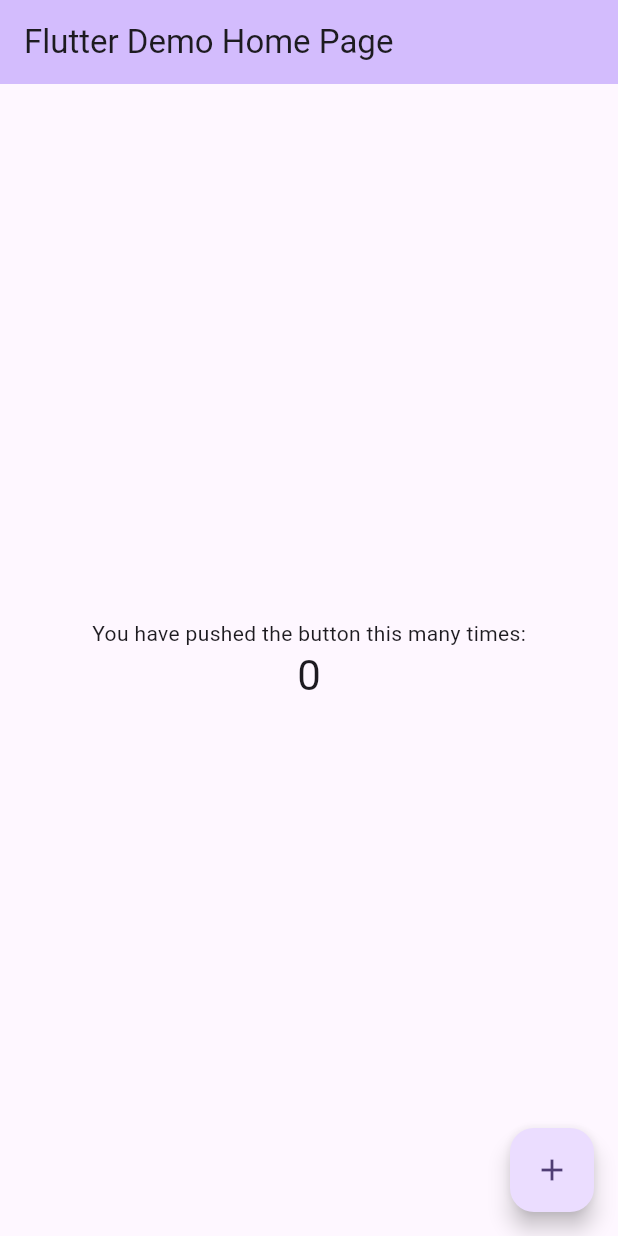
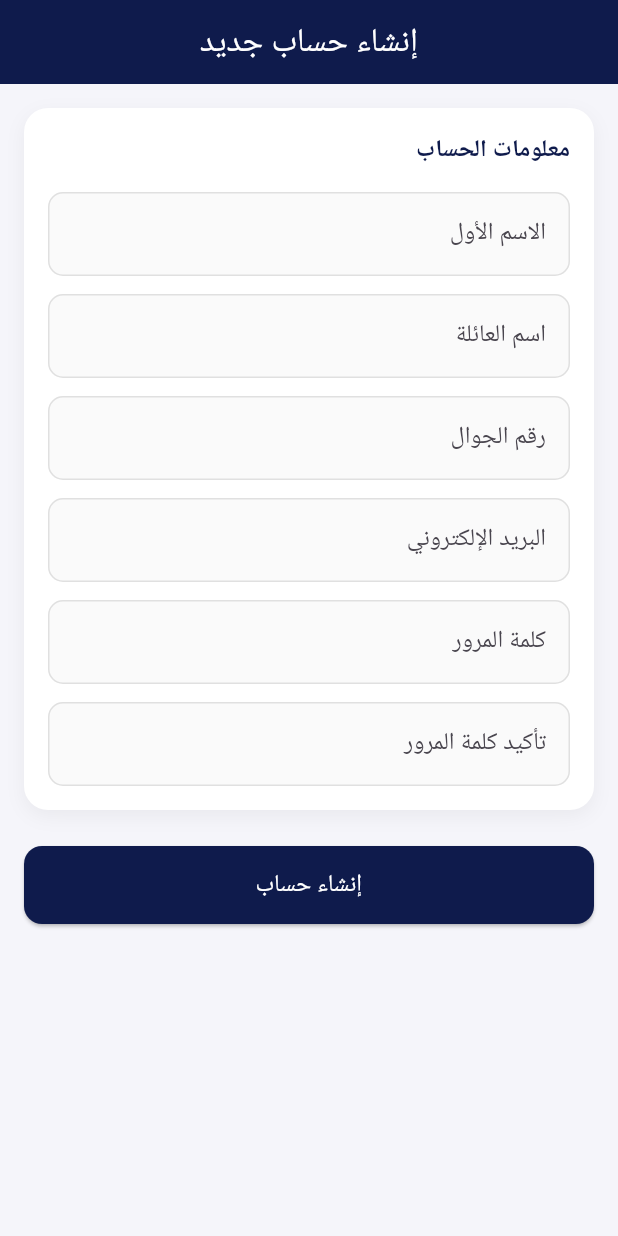
Before and after one commit to reemaz-1/Seer-, a Flutter app: the screen it shows after launch, on a phone screen of 412 x 824 dp. Run offline on Flutter 3.47's test engine with Material 3 defaults, Android fonts, the light colour scheme and no system bars; our stand-ins replace cloud_firestore, firebase_auth, firebase_core; missing offline and left inert: firebase_app_check; accounts and stored records are empty.

Commit message:
Merge d-mu's customer registration screen (Firebase Auth, Firestore, Arabic support) into monorepo structure

```diff
--- a/customer/lib/main.dart
+++ b/customer/lib/main.dart
@@ -1,126 +1,40 @@
 import 'package:flutter/material.dart';
+import 'package:flutter_localizations/flutter_localizations.dart';
 import 'package:firebase_core/firebase_core.dart';
+import 'package:firebase_app_check/firebase_app_check.dart';
 import 'firebase_options.dart';
+import 'screens/customer_registration_screen.dart';
 
 void main() async {
   WidgetsFlutterBinding.ensureInitialized();
-  await Firebase.initializeApp(options: DefaultFirebaseOptions.currentPlatform);
+  await Firebase.initializeApp(
+    options: DefaultFirebaseOptions.currentPlatform,
+  );
+  await FirebaseAppCheck.instance.activate(
+    androidProvider: AndroidProvider.debug,
+  );
   runApp(const MyApp());
 }
 
 class MyApp extends StatelessWidget {
   const MyApp({super.key});
 
-  // This widget is the root of your application.
   @override
   Widget build(BuildContext context) {
     return MaterialApp(
-      title: 'Flutter Demo',
+      debugShowCheckedModeBanner: false,
+      title: 'سير',
+      locale: const Locale('ar'),
+      supportedLocales: const [Locale('ar')],
+      localizationsDelegates: const [
+        GlobalMaterialLocalizations.delegate,
+        GlobalWidgetsLocalizations.delegate,
+        GlobalCupertinoLocalizations.delegate,
+      ],
       theme: ThemeData(
-        // This is the theme of your application.
-        //
-        // TRY THIS: Try running your application with "flutter run". You'll see
-        // the application has a purple toolbar. Then, without quitting the app,
-        // try changing the seedColor in the colorScheme below to Colors.green
-        // and then invoke "hot reload" (save your changes or press the "hot
-        // reload" button in a Flutter-supported IDE, or press "r" if you used
-        // the command line to start the app).
-        //
-        // Notice that the counter didn't reset back to zero; the application
-        // state is not lost during the reload. To reset the state, use hot
-        // restart instead.
-        //
-        // This works for code too, not just values: Most code changes can be
-        // tested with just a hot reload.
-        colorScheme: .fromSeed(seedColor: Colors.deepPurple),
+        colorScheme: ColorScheme.fromSeed(seedColor: Colors.deepPurple),
       ),
-      home: const MyHomePage(title: 'Flutter Demo Home Page'),
+      home: const CustomerRegistrationScreen(),
     );
   }
 }
-
-class MyHomePage extends StatefulWidget {
-  const MyHomePage({super.key, required this.title});
-
-  // This widget is the home page of your application. It is stateful, meaning
-  // that it has a State object (defined below) that contains fields that affect
-  // how it looks.
-
-  // This class is the configuration for the state. It holds the values (in this
-  // case the title) provided by the parent (in this case the App widget) and
-  // used by the build method of the State. Fields in a Widget subclass are
-  // always marked "final".
-
-  final String title;
-
-  @override
-  State<MyHomePage> createState() => _MyHomePageState();
-}
-
-class _MyHomePageState extends State<MyHomePage> {
-  int _counter = 0;
-
-  void _incrementCounter() {
-    setState(() {
-      // This call to setState tells the Flutter framework that something has
-      // changed in this State, which causes it to rerun the build method below
-      // so that the display can reflect the updated values. If we changed
-      // _counter without calling setState(), then the build method would not be
-      // called again, and so nothing would appear to happen.
-      _counter++;
-    });
-  }
-
-  @override
-  Widget build(BuildContext context) {
-    // This method is rerun every time setState is called, for instance as done
-    // by the _incrementCounter method above.
-    //
-    // The Flutter framework has been optimized to make rerunning build methods
-    // fast, so that you can just rebuild anything that needs updating rather
-    // than having to individually change instances of widgets.
-    return Scaffold(
-      appBar: AppBar(
-        // TRY THIS: Try changing the color here to a specific color (to
-        // Colors.amber, perhaps?) and trigger a hot reload to see the AppBar
-        // change color while the other colors stay the same.
-        backgroundColor: Theme.of(context).colorScheme.inversePrimary,
-        // Here we take the value from the MyHomePage object that was created by
-        // the App.build method, and use it to set our appbar title.
-        title: Text(widget.title),
-      ),
-      body: Center(
-        // Center is a layout widget. It takes a single child and positions it
-        // in the middle of the parent.
-        child: Column(
-          // Column is also a layout widget. It takes a list of children and
-          // arranges them vertically. By default, it sizes itself to fit its
-          // children horizontally, and tries to be as tall as its parent.
-          //
-          // Column has various properties to control how it sizes itself and
-          // how it positions its children. Here we use mainAxisAlignment to
-          // center the children vertically; the main axis here is the vertical
-          // axis because Columns are vertical (the cross axis would be
-          // horizontal).
-          //
-          // TRY THIS: Invoke "debug painting" (choose the "Toggle Debug Paint"
-          // action in the IDE, or press "p" in the console), to see the
-          // wireframe for each widget.
-          mainAxisAlignment: .center,
-          children: [
-            const Text('You have pushed the button this many times:'),
-            Text(
-              '$_counter',
-              style: Theme.of(context).textTheme.headlineMedium,
-            ),
-          ],
-        ),
-      ),
-      floatingActionButton: FloatingActionButton(
-        onPressed: _incrementCounter,
-        tooltip: 'Increment',
-        child: const Icon(Icons.add),
-      ),
-    );
-  }
-}
--- /dev/null
+++ b/customer/lib/screens/customer_registration_screen.dart
@@ -0,0 +1,294 @@
+import 'package:flutter/material.dart';
+import 'package:firebase_auth/firebase_auth.dart';
+import 'package:cloud_firestore/cloud_firestore.dart';
+
+class CustomerRegistrationScreen extends StatefulWidget {
+  const CustomerRegistrationScreen({super.key});
+
+  @override
+  State<CustomerRegistrationScreen> createState() =>
+      _CustomerRegistrationScreenState();
+}
+
+class _CustomerRegistrationScreenState
+    extends State<CustomerRegistrationScreen> {
+  final _formKey = GlobalKey<FormState>();
+
+  final TextEditingController _firstNameController = TextEditingController();
+  final TextEditingController _lastNameController = TextEditingController();
+  final TextEditingController _emailController = TextEditingController();
+  final TextEditingController _phoneController = TextEditingController();
+  final TextEditingController _passwordController = TextEditingController();
+  final TextEditingController _confirmPasswordController =
+      TextEditingController();
+
+  bool _isLoading = false;
+
+  static const Color navy = Color(0xFF0F1B4C);
+
+  @override
+  void dispose() {
+    _firstNameController.dispose();
+    _lastNameController.dispose();
+    _emailController.dispose();
+    _phoneController.dispose();
+    _passwordController.dispose();
+    _confirmPasswordController.dispose();
+    super.dispose();
+  }
+
+  Future<void> _submitForm() async {
+    if (!_formKey.currentState!.validate()) {
+      return;
+    }
+
+    setState(() {
+      _isLoading = true;
+    });
+
+    try {
+      final UserCredential userCredential =
+          await FirebaseAuth.instance.createUserWithEmailAndPassword(
+        email: _emailController.text.trim(),
+        password: _passwordController.text,
+      );
+
+      await userCredential.user!.sendEmailVerification();
+
+      await FirebaseFirestore.instance
+          .collection('customers')
+          .doc(userCredential.user!.uid)
+          .set({
+        'firstName': _firstNameController.text.trim(),
+        'lastName': _lastNameController.text.trim(),
+        'email': _emailController.text.trim(),
+        'phone': _phoneController.text.trim(),
+        'createdAt': FieldValue.serverTimestamp(),
+      });
+
+      if (!mounted) return;
+
+      ScaffoldMessenger.of(context).showSnackBar(
+        const SnackBar(
+          content: Text('تم إنشاء الحساب! الرجاء التحقق من بريدك الإلكتروني.'),
+        ),
+      );
+    } on FirebaseAuthException catch (e) {
+      String message = 'حدث خطأ ما. الرجاء المحاولة مرة أخرى.';
+      if (e.code == 'email-already-in-use') {
+        message = 'هذا البريد الإلكتروني مسجل مسبقًا.';
+      } else if (e.code == 'weak-password') {
+        message = 'كلمة المرور ضعيفة جدًا.';
+      } else if (e.code == 'invalid-email') {
+        message = 'الرجاء إدخال بريد إلكتروني صحيح.';
+      }
+
+      if (!mounted) return;
+      ScaffoldMessenger.of(context).showSnackBar(
+        SnackBar(content: Text(message)),
+      );
+    } catch (e) {
+      if (!mounted) return;
+      ScaffoldMessenger.of(context).showSnackBar(
+        const SnackBar(content: Text('حدث خطأ ما. الرجاء المحاولة مرة أخرى.')),
+      );
+    } finally {
+      if (mounted) {
+        setState(() {
+          _isLoading = false;
+        });
+      }
+    }
+  }
+
+  InputDecoration _fieldDecoration(String label) {
+    return InputDecoration(
+      labelText: label,
+      filled: true,
+      fillColor: Colors.grey.shade50,
+      border: OutlineInputBorder(
+        borderRadius: BorderRadius.circular(10),
+        borderSide: BorderSide(color: Colors.grey.shade300),
+      ),
+      enabledBorder: OutlineInputBorder(
+        borderRadius: BorderRadius.circular(10),
+        borderSide: BorderSide(color: Colors.grey.shade300),
+      ),
+      focusedBorder: OutlineInputBorder(
+        borderRadius: BorderRadius.circular(10),
+        borderSide: const BorderSide(color: navy, width: 1.5),
+      ),
+    );
+  }
+
+  Widget _sectionCard({required String title, required List<Widget> children}) {
+    return Container(
+      width: double.infinity,
+      padding: const EdgeInsets.all(16),
+      decoration: BoxDecoration(
+        color: Colors.white,
+        borderRadius: BorderRadius.circular(16),
+        boxShadow: [
+          BoxShadow(
+            color: Colors.black.withOpacity(0.05),
+            blurRadius: 10,
+            offset: const Offset(0, 4),
+          ),
+        ],
+      ),
+      child: Column(
+        crossAxisAlignment: CrossAxisAlignment.stretch,
+        children: [
+          Text(
+            title,
+            style: const TextStyle(
+              fontSize: 16,
+              fontWeight: FontWeight.bold,
+              color: navy,
+            ),
+          ),
+          const SizedBox(height: 16),
+          ...children,
+        ],
+      ),
+    );
+  }
+  @override
+  Widget build(BuildContext context) {
+    return Scaffold(
+      backgroundColor: const Color(0xFFF5F5FA),
+      appBar: AppBar(
+        backgroundColor: navy,
+        foregroundColor: Colors.white,
+        title: const Text('إنشاء حساب جديد'),
+        centerTitle: true,
+      ),
+      body: Form(
+        key: _formKey,
+        child: SingleChildScrollView(
+          padding: const EdgeInsets.all(16.0),
+          child: Column(
+            crossAxisAlignment: CrossAxisAlignment.stretch,
+            children: [
+              _sectionCard(
+                title: 'معلومات الحساب',
+                children: [
+                  TextFormField(
+                    controller: _firstNameController,
+                    decoration: _fieldDecoration('الاسم الأول'),
+                    validator: (value) {
+                      if (value == null || value.trim().isEmpty) {
+                        return 'الرجاء إدخال الاسم الأول';
+                      }
+                      return null;
+                    },
+                  ),
+                  const SizedBox(height: 12),
+                  TextFormField(
+                    controller: _lastNameController,
+                    decoration: _fieldDecoration('اسم العائلة'),
+                    validator: (value) {
+                      if (value == null || value.trim().isEmpty) {
+                        return 'الرجاء إدخال اسم العائلة';
+                      }
+                      return null;
+                    },
+                  ),
+                  const SizedBox(height: 12),
+                  TextFormField(
+                    controller: _phoneController,
+                    keyboardType: TextInputType.phone,
+                    decoration: _fieldDecoration('رقم الجوال'),
+                    validator: (value) {
+                      if (value == null || value.trim().isEmpty) {
+                        return 'الرجاء إدخال رقم الجوال';
+                      }
+                      if (value.trim().length < 9) {
+                        return 'الرجاء إدخال رقم جوال صحيح';
+                      }
+                      return null;
+                    },
+                  ),
+                  const SizedBox(height: 12),
+                  TextFormField(
+                    controller: _emailController,
+                    keyboardType: TextInputType.emailAddress,
+                    decoration: _fieldDecoration('البريد الإلكتروني'),
+                    validator: (value) {
+                      if (value == null || value.trim().isEmpty) {
+                        return 'الرجاء إدخال البريد الإلكتروني';
+                      }
+                      final emailRegex = RegExp(r'^[^@\s]+@[^@\s]+\.[^@\s]+$');
+                      if (!emailRegex.hasMatch(value.trim())) {
+                        return 'الرجاء إدخال بريد إلكتروني صحيح';
+                      }
+                      return null;
+                    },
+                  ),
+                  const SizedBox(height: 12),
+                  TextFormField(
+                    controller: _passwordController,
+                    obscureText: true,
+                    decoration: _fieldDecoration('كلمة المرور'),
+                    validator: (value) {
+                      if (value == null || value.isEmpty) {
+                        return 'الرجاء إدخال كلمة المرور';
+                      }
+                      if (value.length < 8) {
+                        return 'يجب أن تكون كلمة المرور 8 أحرف على الأقل';
+                      }
+                      return null;
+                    },
+                  ),
+                  const SizedBox(height: 12),
+                  TextFormField(
+                    controller: _confirmPasswordController,
+                    obscureText: true,
+                    decoration: _fieldDecoration('تأكيد كلمة المرور'),
+                    validator: (value) {
+                      if (value == null || value.isEmpty) {
+                        return 'الرجاء تأكيد كلمة المرور';
+                      }
+                      if (value != _passwordController.text) {
+                        return 'كلمتا المرور غير متطابقتين';
+                      }
+                      return null;
+                    },
+                  ),
+                ],
+              ),
+              const SizedBox(height: 24),
+              SizedBox(
+                height: 52,
+                child: ElevatedButton(
+                  onPressed: _isLoading ? null : _submitForm,
+                  style: ElevatedButton.styleFrom(
+                    backgroundColor: navy,
+                    foregroundColor: Colors.white,
+                    shape: RoundedRectangleBorder(
+                      borderRadius: BorderRadius.circular(12),
+                    ),
+                  ),
+                  child: _isLoading
+                      ? const SizedBox(
+                          height: 20,
+                          width: 20,
+                          child: CircularProgressIndicator(
+                            strokeWidth: 2,
+                            color: Colors.white,
+                          ),
+                        )
+                      : const Text(
+                          'إنشاء حساب',
+                          style: TextStyle(fontSize: 16),
+                        ),
+                ),
+              ),
+              const SizedBox(height: 16),
+            ],
+          ),
+        ),
+      ),
+    );
+  }
+}
```
Also changed, not shown: customer/pubspec.yaml (+7 -4 lines), customer/lib/firebase_options.dart, customer/pubspec.lock.
